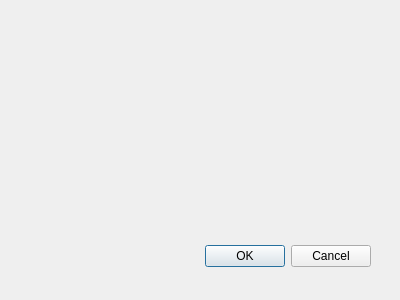
Above: save_attributes_dialog_base.ui from jkariscodes/save-attributes before the change. Below: the same form after it.
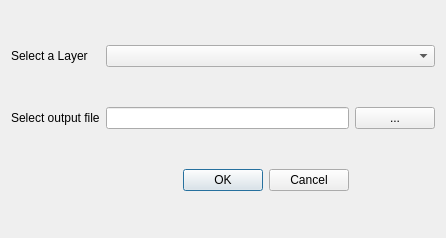
That is the form after the change.

Commit message: Added widget controls on the dialog UI.

Diff of the .ui file:
```diff
--- a/save_attributes_dialog_base.ui
+++ b/save_attributes_dialog_base.ui
@@ -1,33 +1,56 @@
 <ui version="4.0" >
  <class>SaveAttributesDialogBase</class>
- <widget class="QDialog" name="SaveAttributesDialogBase" >
-  <property name="geometry" >
+ <widget class="QDialog" name="SaveAttributesDialogBase">
+  <property name="geometry">
    <rect>
     <x>0</x>
     <y>0</y>
-    <width>400</width>
-    <height>300</height>
+    <width>446</width>
+    <height>238</height>
    </rect>
   </property>
   <property name="windowTitle" >
    <string>Save Attributes</string>
   </property>
-  <widget class="QDialogButtonBox" name="button_box" >
-   <property name="geometry" >
-    <rect>
-     <x>30</x>
-     <y>240</y>
-     <width>341</width>
-     <height>32</height>
-    </rect>
-   </property>
-   <property name="orientation" >
-    <enum>Qt::Horizontal</enum>
-   </property>
-   <property name="standardButtons" >
-    <set>QDialogButtonBox::Cancel|QDialogButtonBox::Ok</set>
-   </property>
-  </widget>
+  <layout class="QGridLayout" name="gridLayout">
+   <item row="0" column="0">
+    <widget class="QLabel" name="lblSelectLayer">
+     <property name="text">
+      <string>Select a Layer</string>
+     </property>
+    </widget>
+   </item>
+   <item row="0" column="2" colspan="2">
+    <widget class="QComboBox" name="cmbSelectLayer"/>
+   </item>
+   <item row="1" column="0" colspan="2">
+    <widget class="QLabel" name="lblSelectOutput">
+     <property name="text">
+      <string>Select output file</string>
+     </property>
+    </widget>
+   </item>
+   <item row="1" column="2">
+    <widget class="QLineEdit" name="lEditSelectOutput"/>
+   </item>
+   <item row="1" column="3">
+    <widget class="QPushButton" name="btnSelectOutFile">
+     <property name="text">
+      <string>...</string>
+     </property>
+    </widget>
+   </item>
+   <item row="2" column="1" colspan="2">
+    <widget class="QDialogButtonBox" name="button_box">
+     <property name="orientation">
+      <enum>Qt::Horizontal</enum>
+     </property>
+     <property name="standardButtons">
+      <set>QDialogButtonBox::Cancel|QDialogButtonBox::Ok</set>
+     </property>
+    </widget>
+   </item>
+  </layout>
  </widget>
  <resources/>
  <connections>
```
Left out of the diff: 29 changed lines with no effect on the pictures. The commit also changes 1 other file.
